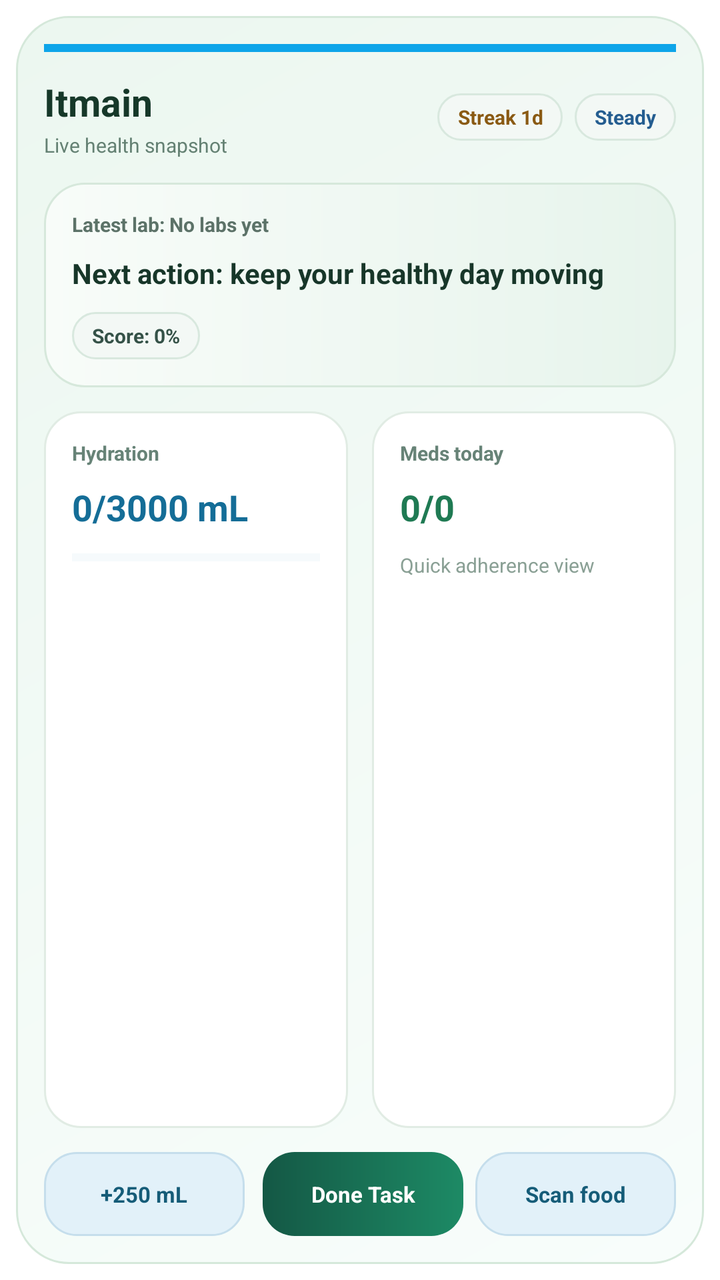
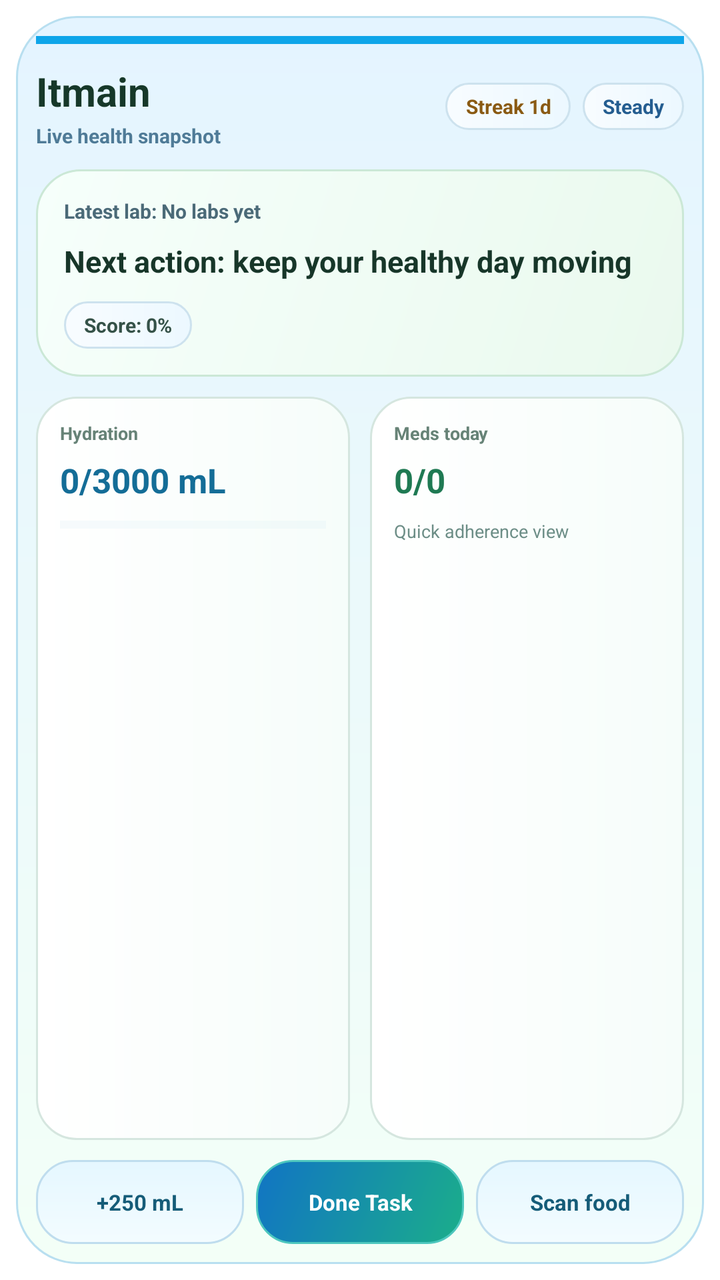

Screens rendered from an Android XML layout before and after an edit, with the pre-edit source and the edit as a unified diff.
<!-- AndroidManifest.xml: fallback theme Theme.MaterialComponents.DayNight.NoActionBar -->
<!-- res/layout/itmain_home_widget.xml -->
<?xml version="1.0" encoding="utf-8"?>
<FrameLayout xmlns:android="http://schemas.android.com/apk/res/android"
    android:id="@+id/widget_root"
    android:layout_width="match_parent"
    android:layout_height="match_parent"
    android:background="#00000000"
    android:padding="8dp">

    <LinearLayout
        android:layout_width="match_parent"
        android:layout_height="match_parent"
        android:background="@drawable/itmain_widget_surface"
        android:orientation="vertical">

        <TextView
            android:id="@+id/highlight_bar"
            android:layout_width="match_parent"
            android:layout_height="4dp"
            android:layout_marginBottom="12dp"
            android:background="#0EA5E9"
            android:text="" />

        <LinearLayout
            android:layout_width="match_parent"
            android:layout_height="wrap_content"
            android:gravity="center_vertical"
            android:orientation="horizontal">

            <LinearLayout
                android:layout_width="0dp"
                android:layout_height="wrap_content"
                android:layout_weight="1"
                android:orientation="vertical">

                <TextView
                    android:id="@+id/text_app_title"
                    android:layout_width="wrap_content"
                    android:layout_height="wrap_content"
                    android:text="Itmain"
                    android:textColor="#163829"
                    android:textSize="19sp"
                    android:textStyle="bold" />

                <TextView
                    android:layout_width="wrap_content"
                    android:layout_height="wrap_content"
                    android:layout_marginTop="2dp"
                    android:text="Live health snapshot"
                    android:textColor="#648173"
                    android:textSize="10sp" />
            </LinearLayout>

            <TextView
                android:id="@+id/text_streak_badge"
                android:layout_width="wrap_content"
                android:layout_height="wrap_content"
                android:layout_marginEnd="6dp"
                android:background="@drawable/itmain_widget_chip"
                android:gravity="center"
                android:paddingLeft="10dp"
                android:paddingTop="5dp"
                android:paddingRight="10dp"
                android:paddingBottom="5dp"
                android:text="Streak 1d"
                android:textColor="#8A5A13"
                android:textSize="10sp"
                android:textStyle="bold" />

            <TextView
                android:id="@+id/text_status_chip"
                android:layout_width="wrap_content"
                android:layout_height="wrap_content"
                android:background="@drawable/itmain_widget_chip"
                android:gravity="center"
                android:paddingLeft="10dp"
                android:paddingTop="5dp"
                android:paddingRight="10dp"
                android:paddingBottom="5dp"
                android:text="Steady"
                android:textColor="#245D90"
                android:textSize="10sp"
                android:textStyle="bold" />
        </LinearLayout>

        <LinearLayout
            android:layout_width="match_parent"
            android:layout_height="wrap_content"
            android:layout_marginTop="12dp"
            android:background="@drawable/itmain_widget_focus_card"
            android:orientation="vertical"
            android:padding="14dp">

            <TextView
                android:id="@+id/text_subtitle"
                android:layout_width="match_parent"
                android:layout_height="wrap_content"
                android:ellipsize="end"
                android:maxLines="1"
                android:text="Latest lab: No labs yet"
                android:textColor="#5C7268"
                android:textSize="10sp"
                android:textStyle="bold" />

            <TextView
                android:id="@+id/text_motivation"
                android:layout_width="match_parent"
                android:layout_height="wrap_content"
                android:layout_marginTop="8dp"
                android:ellipsize="end"
                android:maxLines="2"
                android:text="Next action: keep your healthy day moving"
                android:textColor="#173629"
                android:textSize="14sp"
                android:textStyle="bold" />

            <TextView
                android:id="@+id/text_score"
                android:layout_width="wrap_content"
                android:layout_height="wrap_content"
                android:layout_marginTop="10dp"
                android:background="@drawable/itmain_widget_chip"
                android:paddingLeft="10dp"
                android:paddingTop="5dp"
                android:paddingRight="10dp"
                android:paddingBottom="5dp"
                android:text="Score: 0%"
                android:textColor="#355248"
                android:textSize="10sp"
                android:textStyle="bold" />
        </LinearLayout>

        <LinearLayout
            android:layout_width="match_parent"
            android:layout_height="0dp"
            android:layout_marginTop="12dp"
            android:layout_weight="1"
            android:baselineAligned="false"
            android:orientation="horizontal">

            <LinearLayout
                android:layout_width="0dp"
                android:layout_height="match_parent"
                android:layout_marginEnd="6dp"
                android:layout_weight="1"
                android:background="@drawable/itmain_widget_stat_card"
                android:orientation="vertical"
                android:padding="14dp">

                <TextView
                    android:id="@+id/text_water_label"
                    android:layout_width="wrap_content"
                    android:layout_height="wrap_content"
                    android:text="Hydration"
                    android:textColor="#678377"
                    android:textSize="10sp"
                    android:textStyle="bold" />

                <TextView
                    android:id="@+id/text_water_value"
                    android:layout_width="wrap_content"
                    android:layout_height="wrap_content"
                    android:layout_marginTop="8dp"
                    android:text="0/3000 mL"
                    android:textColor="#146D97"
                    android:textSize="18sp"
                    android:textStyle="bold" />

                <ProgressBar
                    android:id="@+id/progress_hydration"
                    style="?android:attr/progressBarStyleHorizontal"
                    android:layout_width="match_parent"
                    android:layout_height="6dp"
                    android:layout_marginTop="10dp"
                    android:max="100"
                    android:progress="0"
                    android:progressBackgroundTint="#DCEAF1"
                    android:progressTint="#1790C7" />
            </LinearLayout>

            <LinearLayout
                android:layout_width="0dp"
                android:layout_height="match_parent"
                android:layout_marginStart="6dp"
                android:layout_weight="1"
                android:background="@drawable/itmain_widget_stat_card"
                android:orientation="vertical"
                android:padding="14dp">

                <TextView
                    android:id="@+id/text_tasks_label"
                    android:layout_width="wrap_content"
                    android:layout_height="wrap_content"
                    android:text="Meds today"
                    android:textColor="#678377"
                    android:textSize="10sp"
                    android:textStyle="bold" />

                <TextView
                    android:id="@+id/text_tasks_value"
                    android:layout_width="wrap_content"
                    android:layout_height="wrap_content"
                    android:layout_marginTop="8dp"
                    android:text="0/0"
                    android:textColor="#1F7A53"
                    android:textSize="18sp"
                    android:textStyle="bold" />

                <TextView
                    android:layout_width="wrap_content"
                    android:layout_height="wrap_content"
                    android:layout_marginTop="10dp"
                    android:text="Quick adherence view"
                    android:textColor="#8AA095"
                    android:textSize="10sp" />
            </LinearLayout>
        </LinearLayout>

        <LinearLayout
            android:layout_width="match_parent"
            android:layout_height="wrap_content"
            android:layout_marginTop="12dp"
            android:orientation="horizontal">

            <TextView
                android:id="@+id/btn_add_water"
                android:layout_width="0dp"
                android:layout_height="42dp"
                android:layout_weight="1"
                android:layout_marginEnd="6dp"
                android:background="@drawable/itmain_widget_secondary_action"
                android:gravity="center"
                android:paddingHorizontal="8dp"
                android:text="+250 mL"
                android:textColor="#155C78"
                android:textSize="11sp"
                android:textStyle="bold" />

            <TextView
                android:id="@+id/btn_mark_task"
                android:layout_width="0dp"
                android:layout_height="42dp"
                android:layout_weight="1"
                android:layout_marginStart="3dp"
                android:layout_marginEnd="3dp"
                android:background="@drawable/itmain_widget_primary_action"
                android:gravity="center"
                android:paddingHorizontal="8dp"
                android:text="Done Task"
                android:textColor="#FFFFFF"
                android:textSize="11sp"
                android:textStyle="bold" />

            <TextView
                android:id="@+id/btn_scan_food"
                android:layout_width="0dp"
                android:layout_height="42dp"
                android:layout_weight="1"
                android:layout_marginStart="3dp"
                android:background="@drawable/itmain_widget_secondary_action"
                android:gravity="center"
                android:paddingHorizontal="8dp"
                android:text="Scan food"
                android:textColor="#155C78"
                android:textSize="11sp"
                android:textStyle="bold" />
        </LinearLayout>
    </LinearLayout>
</FrameLayout>
<!-- resources referenced by this layout -->
<resources>
  <!-- drawable itmain_widget_chip (drawable) -->
  <?xml version="1.0" encoding="utf-8"?>
  <shape xmlns:android="http://schemas.android.com/apk/res/android"
      android:shape="rectangle">
      <corners android:radius="999dp" />
      <solid android:color="#F3F8F5" />
      <stroke
          android:width="1dp"
          android:color="#D8E8DE" />
  </shape>
  <!-- drawable itmain_widget_focus_card (drawable) -->
  <?xml version="1.0" encoding="utf-8"?>
  <shape xmlns:android="http://schemas.android.com/apk/res/android"
      android:shape="rectangle">
      <corners android:radius="20dp" />
      <gradient
          android:angle="0"
          android:endColor="#E7F4EC"
          android:startColor="#F8FCF9" />
      <stroke
          android:width="1dp"
          android:color="#D6E8DB" />
  </shape>
  <!-- drawable itmain_widget_primary_action (drawable) -->
  <?xml version="1.0" encoding="utf-8"?>
  <shape xmlns:android="http://schemas.android.com/apk/res/android"
      android:shape="rectangle">
      <corners android:radius="16dp" />
      <gradient
          android:angle="0"
          android:endColor="#1D8A65"
          android:startColor="#145845" />
  </shape>
  <!-- drawable itmain_widget_secondary_action (drawable) -->
  <?xml version="1.0" encoding="utf-8"?>
  <shape xmlns:android="http://schemas.android.com/apk/res/android"
      android:shape="rectangle">
      <corners android:radius="16dp" />
      <solid android:color="#E2F1F9" />
      <stroke
          android:width="1dp"
          android:color="#C5DEEC" />
  </shape>
  <!-- drawable itmain_widget_stat_card (drawable) -->
  <?xml version="1.0" encoding="utf-8"?>
  <shape xmlns:android="http://schemas.android.com/apk/res/android"
      android:shape="rectangle">
      <corners android:radius="18dp" />
      <solid android:color="#FFFFFF" />
      <stroke
          android:width="1dp"
          android:color="#E1ECE4" />
  </shape>
  <!-- drawable itmain_widget_surface (drawable) -->
  <?xml version="1.0" encoding="utf-8"?>
  <shape xmlns:android="http://schemas.android.com/apk/res/android"
      android:shape="rectangle">
      <corners android:radius="26dp" />
      <gradient
          android:angle="315"
          android:endColor="#F8FDFB"
          android:startColor="#ECF7F0" />
      <stroke
          android:width="1dp"
          android:color="#D5E8DA" />
      <padding
          android:left="14dp"
          android:top="14dp"
          android:right="14dp"
          android:bottom="14dp" />
  </shape>
</resources>

<!-- the commit's change to res/layout/itmain_home_widget.xml (unified diff, before → after) -->
@@ -16,7 +16,7 @@
             android:id="@+id/highlight_bar"
             android:layout_width="match_parent"
             android:layout_height="4dp"
-            android:layout_marginBottom="12dp"
+            android:layout_marginBottom="10dp"
             android:background="#0EA5E9"
             android:text="" />
 
@@ -38,16 +38,18 @@
                     android:layout_height="wrap_content"
                     android:text="Itmain"
                     android:textColor="#163829"
-                    android:textSize="19sp"
-                    android:textStyle="bold" />
-
-                <TextView
+                    android:textSize="20sp"
+                    android:textStyle="bold" />
+
+                <TextView
+                    android:id="@+id/text_tagline"
                     android:layout_width="wrap_content"
                     android:layout_height="wrap_content"
                     android:layout_marginTop="2dp"
                     android:text="Live health snapshot"
-                    android:textColor="#648173"
-                    android:textSize="10sp" />
+                    android:textColor="#4F7B97"
+                    android:textSize="10sp"
+                    android:textStyle="bold" />
             </LinearLayout>
 
             <TextView
@@ -85,7 +87,7 @@
         <LinearLayout
             android:layout_width="match_parent"
             android:layout_height="wrap_content"
-            android:layout_marginTop="12dp"
+            android:layout_marginTop="10dp"
             android:background="@drawable/itmain_widget_focus_card"
             android:orientation="vertical"
             android:padding="14dp">
@@ -97,7 +99,7 @@
                 android:ellipsize="end"
                 android:maxLines="1"
                 android:text="Latest lab: No labs yet"
-                android:textColor="#5C7268"
+                android:textColor="#4B6A78"
                 android:textSize="10sp"
                 android:textStyle="bold" />
 
@@ -110,7 +112,7 @@
                 android:maxLines="2"
                 android:text="Next action: keep your healthy day moving"
                 android:textColor="#173629"
-                android:textSize="14sp"
+                android:textSize="15sp"
                 android:textStyle="bold" />
 
             <TextView
@@ -132,7 +134,7 @@
         <LinearLayout
             android:layout_width="match_parent"
             android:layout_height="0dp"
-            android:layout_marginTop="12dp"
+            android:layout_marginTop="10dp"
             android:layout_weight="1"
             android:baselineAligned="false"
             android:orientation="horizontal">
@@ -140,11 +142,11 @@
             <LinearLayout
                 android:layout_width="0dp"
                 android:layout_height="match_parent"
-                android:layout_marginEnd="6dp"
+                android:layout_marginEnd="5dp"
                 android:layout_weight="1"
                 android:background="@drawable/itmain_widget_stat_card"
                 android:orientation="vertical"
-                android:padding="14dp">
+                android:padding="12dp">
 
                 <TextView
                     android:id="@+id/text_water_label"
@@ -152,17 +154,17 @@
                     android:layout_height="wrap_content"
                     android:text="Hydration"
                     android:textColor="#678377"
-                    android:textSize="10sp"
+                    android:textSize="9sp"
                     android:textStyle="bold" />
 
                 <TextView
                     android:id="@+id/text_water_value"
                     android:layout_width="wrap_content"
                     android:layout_height="wrap_content"
-                    android:layout_marginTop="8dp"
+                    android:layout_marginTop="6dp"
                     android:text="0/3000 mL"
                     android:textColor="#146D97"
-                    android:textSize="18sp"
+                    android:textSize="17sp"
                     android:textStyle="bold" />
 
                 <ProgressBar
@@ -170,7 +172,7 @@
                     style="?android:attr/progressBarStyleHorizontal"
                     android:layout_width="match_parent"
                     android:layout_height="6dp"
-                    android:layout_marginTop="10dp"
+                    android:layout_marginTop="8dp"
                     android:max="100"
                     android:progress="0"
                     android:progressBackgroundTint="#DCEAF1"
@@ -180,11 +182,11 @@
             <LinearLayout
                 android:layout_width="0dp"
                 android:layout_height="match_parent"
-                android:layout_marginStart="6dp"
+                android:layout_marginStart="5dp"
                 android:layout_weight="1"
                 android:background="@drawable/itmain_widget_stat_card"
                 android:orientation="vertical"
-                android:padding="14dp">
+                android:padding="12dp">
 
                 <TextView
                     android:id="@+id/text_tasks_label"
@@ -192,33 +194,33 @@
                     android:layout_height="wrap_content"
                     android:text="Meds today"
                     android:textColor="#678377"
-                    android:textSize="10sp"
+                    android:textSize="9sp"
                     android:textStyle="bold" />
 
                 <TextView
                     android:id="@+id/text_tasks_value"
                     android:layout_width="wrap_content"
                     android:layout_height="wrap_content"
-                    android:layout_marginTop="8dp"
+                    android:layout_marginTop="6dp"
                     android:text="0/0"
                     android:textColor="#1F7A53"
-                    android:textSize="18sp"
-                    android:textStyle="bold" />
-
-                <TextView
-                    android:layout_width="wrap_content"
-                    android:layout_height="wrap_content"
-                    android:layout_marginTop="10dp"
+                    android:textSize="17sp"
+                    android:textStyle="bold" />
+
+                <TextView
+                    android:layout_width="wrap_content"
+                    android:layout_height="wrap_content"
+                    android:layout_marginTop="8dp"
                     android:text="Quick adherence view"
-                    android:textColor="#8AA095"
-                    android:textSize="10sp" />
+                    android:textColor="#6D8E87"
+                    android:textSize="9sp" />
             </LinearLayout>
         </LinearLayout>
 
         <LinearLayout
             android:layout_width="match_parent"
             android:layout_height="wrap_content"
-            android:layout_marginTop="12dp"
+            android:layout_marginTop="10dp"
             android:orientation="horizontal">
 
             <TextView
@@ -226,7 +228,7 @@
                 android:layout_width="0dp"
                 android:layout_height="42dp"
                 android:layout_weight="1"
-                android:layout_marginEnd="6dp"
+                android:layout_marginEnd="4dp"
                 android:background="@drawable/itmain_widget_secondary_action"
                 android:gravity="center"
                 android:paddingHorizontal="8dp"
@@ -240,8 +242,8 @@
                 android:layout_width="0dp"
                 android:layout_height="42dp"
                 android:layout_weight="1"
-                android:layout_marginStart="3dp"
-                android:layout_marginEnd="3dp"
+                android:layout_marginStart="2dp"
+                android:layout_marginEnd="2dp"
                 android:background="@drawable/itmain_widget_primary_action"
                 android:gravity="center"
                 android:paddingHorizontal="8dp"
@@ -255,7 +257,7 @@
                 android:layout_width="0dp"
                 android:layout_height="42dp"
                 android:layout_weight="1"
-                android:layout_marginStart="3dp"
+                android:layout_marginStart="4dp"
                 android:background="@drawable/itmain_widget_secondary_action"
                 android:gravity="center"
                 android:paddingHorizontal="8dp"
<!-- resource entries referenced after the edit -->
@@ -5,71 +5,83 @@
   <shape xmlns:android="http://schemas.android.com/apk/res/android"
       android:shape="rectangle">
       <corners android:radius="999dp" />
-      <solid android:color="#F3F8F5" />
+      <gradient
+          android:angle="0"
+          android:endColor="#ECF8FF"
+          android:startColor="#F8FCFF" />
       <stroke
           android:width="1dp"
-          android:color="#D8E8DE" />
+          android:color="#CDE2EE" />
   </shape>
   <!-- drawable itmain_widget_focus_card (drawable) -->
+  <?xml version="1.0" encoding="utf-8"?>
+  <shape xmlns:android="http://schemas.android.com/apk/res/android"
+      android:shape="rectangle">
+      <corners android:radius="22dp" />
+      <gradient
+          android:angle="315"
+          android:endColor="#EAF9EE"
+          android:startColor="#F6FFFB" />
+      <stroke
+          android:width="1dp"
+          android:color="#CBE8D6" />
+  </shape>
+  <!-- drawable itmain_widget_primary_action (drawable) -->
+  <?xml version="1.0" encoding="utf-8"?>
+  <shape xmlns:android="http://schemas.android.com/apk/res/android"
+      android:shape="rectangle">
+      <corners android:radius="18dp" />
+      <gradient
+          android:angle="315"
+          android:endColor="#1BAE8A"
+          android:startColor="#1174C4" />
+      <stroke
+          android:width="1dp"
+          android:color="#4EC7BE" />
+  </shape>
+  <!-- drawable itmain_widget_secondary_action (drawable) -->
+  <?xml version="1.0" encoding="utf-8"?>
+  <shape xmlns:android="http://schemas.android.com/apk/res/android"
+      android:shape="rectangle">
+      <corners android:radius="18dp" />
+      <gradient
+          android:angle="90"
+          android:endColor="#E5F7FF"
+          android:startColor="#F3FCFF" />
+      <stroke
+          android:width="1dp"
+          android:color="#BFDDEE" />
+  </shape>
+  <!-- drawable itmain_widget_stat_card (drawable) -->
   <?xml version="1.0" encoding="utf-8"?>
   <shape xmlns:android="http://schemas.android.com/apk/res/android"
       android:shape="rectangle">
       <corners android:radius="20dp" />
       <gradient
           android:angle="0"
-          android:endColor="#E7F4EC"
-          android:startColor="#F8FCF9" />
+          android:endColor="#F6FDFA"
+          android:startColor="#FFFFFF" />
       <stroke
           android:width="1dp"
-          android:color="#D6E8DB" />
-  </shape>
-  <!-- drawable itmain_widget_primary_action (drawable) -->
-  <?xml version="1.0" encoding="utf-8"?>
-  <shape xmlns:android="http://schemas.android.com/apk/res/android"
-      android:shape="rectangle">
-      <corners android:radius="16dp" />
-      <gradient
-          android:angle="0"
-          android:endColor="#1D8A65"
-          android:startColor="#145845" />
-  </shape>
-  <!-- drawable itmain_widget_secondary_action (drawable) -->
-  <?xml version="1.0" encoding="utf-8"?>
-  <shape xmlns:android="http://schemas.android.com/apk/res/android"
-      android:shape="rectangle">
-      <corners android:radius="16dp" />
-      <solid android:color="#E2F1F9" />
-      <stroke
-          android:width="1dp"
-          android:color="#C5DEEC" />
-  </shape>
-  <!-- drawable itmain_widget_stat_card (drawable) -->
-  <?xml version="1.0" encoding="utf-8"?>
-  <shape xmlns:android="http://schemas.android.com/apk/res/android"
-      android:shape="rectangle">
-      <corners android:radius="18dp" />
-      <solid android:color="#FFFFFF" />
-      <stroke
-          android:width="1dp"
-          android:color="#E1ECE4" />
+          android:color="#D5E6DF" />
   </shape>
   <!-- drawable itmain_widget_surface (drawable) -->
   <?xml version="1.0" encoding="utf-8"?>
   <shape xmlns:android="http://schemas.android.com/apk/res/android"
       android:shape="rectangle">
-      <corners android:radius="26dp" />
+      <corners android:radius="30dp" />
       <gradient
-          android:angle="315"
-          android:endColor="#F8FDFB"
-          android:startColor="#ECF7F0" />
+          android:angle="300"
+          android:endColor="#F3FFF7"
+          android:startColor="#E4F4FF" />
       <stroke
           android:width="1dp"
-          android:color="#D5E8DA" />
+          android:color="#B8DFF0" />
       <padding
-          android:left="14dp"
-          android:top="14dp"
-          android:right="14dp"
-          android:bottom="14dp" />
+          android:left="10dp"
+          android:top="10dp"
+          android:right="10dp"
+          android:bottom="10dp" />
   </shape>
 </resources>
 
